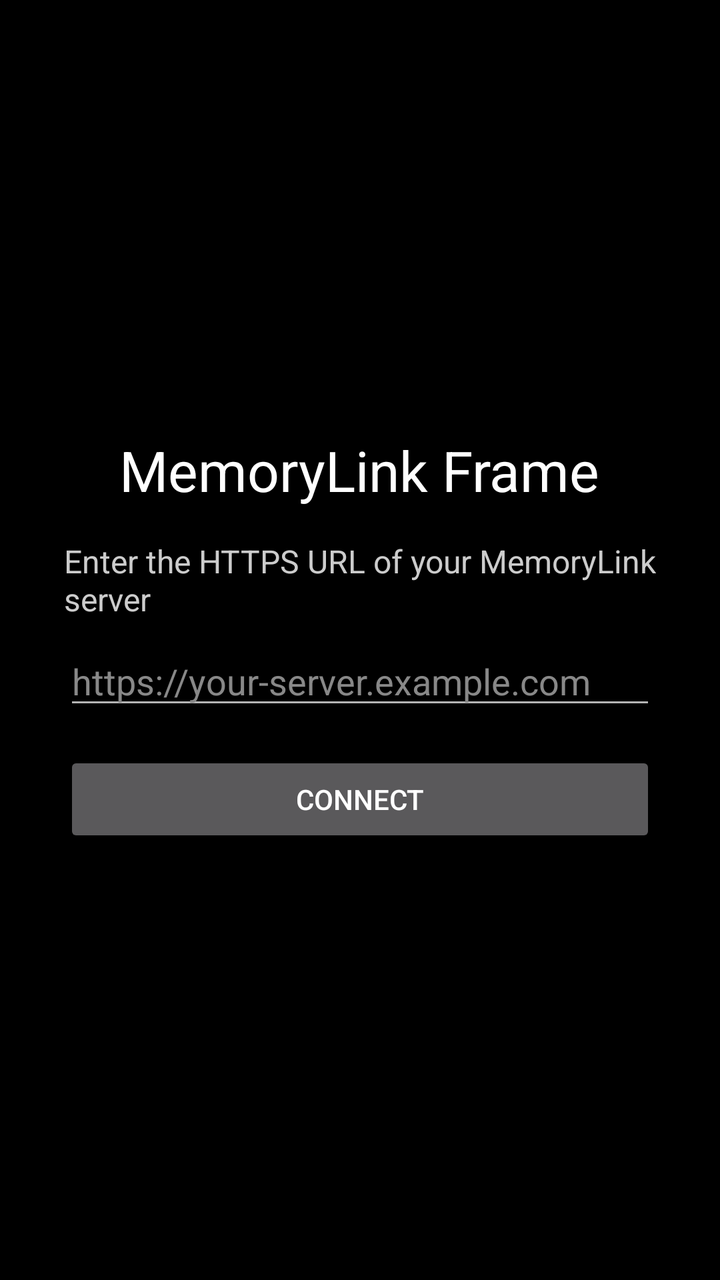
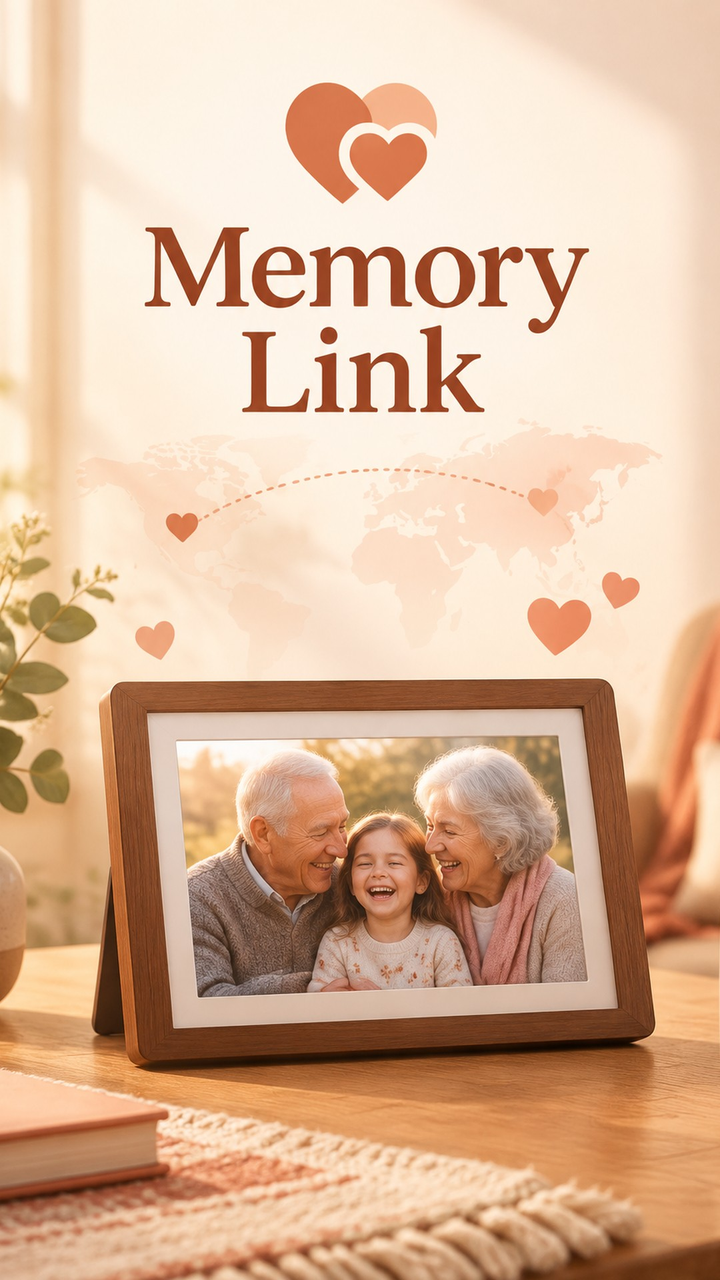

Compare the two renders of this Android layout. The source of the first and the diff that turns it into the second are given below.
<!-- AndroidManifest.xml: application theme AppTheme -->
<!-- res/layout/activity_main.xml -->
<?xml version="1.0" encoding="utf-8"?>
<FrameLayout xmlns:android="http://schemas.android.com/apk/res/android"
    android:layout_width="match_parent"
    android:layout_height="match_parent"
    android:background="#000000">

    <ImageView
        android:id="@+id/frameView"
        android:layout_width="match_parent"
        android:layout_height="match_parent"
        android:scaleType="fitCenter"
        android:contentDescription="@string/frame_image_desc"
        android:visibility="gone" />

    <ImageView
        android:id="@+id/frameViewNext"
        android:layout_width="match_parent"
        android:layout_height="match_parent"
        android:background="#000000"
        android:scaleType="fitCenter"
        android:contentDescription="@string/frame_image_desc"
        android:importantForAccessibility="no"
        android:visibility="gone" />

    <LinearLayout
        android:id="@+id/configView"
        android:layout_width="match_parent"
        android:layout_height="match_parent"
        android:orientation="vertical"
        android:gravity="center"
        android:padding="32dp"
        android:background="#e6000000">

        <TextView
            android:layout_width="wrap_content"
            android:layout_height="wrap_content"
            android:text="@string/app_name"
            android:textSize="28sp"
            android:textColor="#ffffff"
            android:paddingBottom="16dp" />

        <TextView
            android:layout_width="wrap_content"
            android:layout_height="wrap_content"
            android:text="@string/config_prompt"
            android:textColor="#cccccc"
            android:textSize="16sp"
            android:paddingBottom="8dp" />

        <EditText
            android:id="@+id/urlInput"
            android:layout_width="match_parent"
            android:layout_height="wrap_content"
            android:inputType="textUri"
            android:hint="@string/hint_url"
            android:textColor="#ffffff"
            android:textColorHint="#888888"
            android:imeOptions="actionDone"
            android:singleLine="true" />

        <Button
            android:id="@+id/connectBtn"
            android:layout_width="match_parent"
            android:layout_height="wrap_content"
            android:text="@string/connect"
            android:layout_marginTop="16dp" />
    </LinearLayout>

    <TextView
        android:id="@+id/statusView"
        android:layout_width="match_parent"
        android:layout_height="wrap_content"
        android:layout_gravity="bottom"
        android:background="#99000000"
        android:textColor="#ffffff"
        android:padding="8dp"
        android:visibility="gone" />

</FrameLayout>
<!-- resources referenced by this layout -->
<resources>
  <string name="app_name">MemoryLink Frame</string>
  <string name="config_prompt">Enter the HTTPS URL of your MemoryLink server</string>
  <string name="connect">Connect</string>
  <string name="frame_image_desc">Frame image</string>
  <string name="hint_url">https://your-server.example.com</string>
  <style name="AppTheme" parent="@android:style/Theme.Material.NoActionBar">
          <item name="android:windowBackground">@android:color/black</item>
          <item name="android:statusBarColor">@android:color/black</item>
          <item name="android:navigationBarColor">@android:color/black</item>
      </style>
</resources>

<!-- the commit's change to res/layout/activity_main.xml (unified diff, before → after) -->
@@ -76,4 +76,14 @@
         android:padding="8dp"
         android:visibility="gone" />
 
+    <ImageView
+        android:id="@+id/splashView"
+        android:layout_width="match_parent"
+        android:layout_height="match_parent"
+        android:background="@color/ic_launcher_background"
+        android:scaleType="centerCrop"
+        android:src="@drawable/splash"
+        android:contentDescription="@string/app_name"
+        android:importantForAccessibility="no" />
+
 </FrameLayout>
<!-- resource entries referenced after the edit -->
@@ -1,5 +1,7 @@
 <!-- resources referenced by this layout -->
 <resources>
+  <color name="ic_launcher_background">#FEF3E4</color>
+  <!-- drawable splash: jpg bitmap (drawable-nodpi, 274079 bytes) -->
   <string name="app_name">MemoryLink Frame</string>
   <string name="config_prompt">Enter the HTTPS URL of your MemoryLink server</string>
   <string name="connect">Connect</string>
